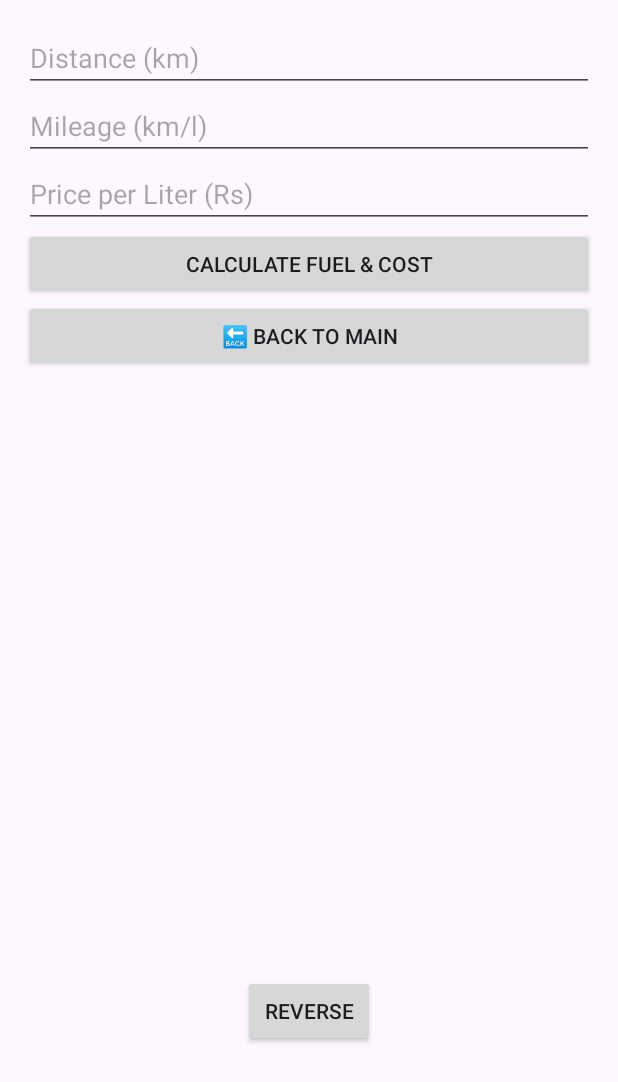
After one commit to Uzair42/petroCalcAi, an Android app: the fragment FuelRequiredFragment placed in its activity, on a phone screen of 412 x 824 dp. The commit adds this screen. Shown: the top 1082 px of the screen. Run offline under Robolectric (Android 15) with nearby library versions, the phone set to English and light mode, and no system bars; libraries missing offline, so code that uses them is left out: android.text.

Commit message:
Add InterChangeable Calcluation

```diff
--- a/app/src/main/AndroidManifest.xml
+++ b/app/src/main/AndroidManifest.xml
@@ -6,9 +6,9 @@
         android:allowBackup="true"
         android:dataExtractionRules="@xml/data_extraction_rules"
         android:fullBackupContent="@xml/backup_rules"
-        android:icon="@mipmap/ic_launcher"
+        android:icon="@drawable/fuel_calc"
         android:label="@string/app_name"
-        android:roundIcon="@mipmap/ic_launcher_round"
+        android:roundIcon="@drawable/fuel_calc"
         android:supportsRtl="true"
         android:theme="@style/Theme.PetrolEfficiency">
         <activity
--- /dev/null
+++ b/app/src/main/java/com/mu42/petrolefficiency/FuelRequiredFragment.kt
@@ -0,0 +1,84 @@
+package com.mu42.petrolefficiency
+
+import android.os.Bundle
+import android.view.LayoutInflater
+import android.view.View
+import android.view.ViewGroup
+import android.widget.Button
+import android.widget.EditText
+import android.widget.LinearLayout
+import android.widget.TextView
+import android.widget.Toast
+import androidx.fragment.app.Fragment
+import  android.text.InputType
+
+// FuelRequiredFragment.kt
+class FuelRequiredFragment : Fragment() {
+    override fun onCreateView(
+        inflater: LayoutInflater,
+        container: ViewGroup?,
+        savedInstanceState: Bundle?
+    ): View {
+        val layout = LinearLayout(requireContext()).apply {
+            orientation = LinearLayout.VERTICAL
+            setPadding(24, 24, 24, 24)
+        }
+
+        val etDistance = EditText(requireContext()).apply {
+            hint = "Distance (km)"
+            inputType = InputType.TYPE_CLASS_NUMBER or InputType.TYPE_NUMBER_FLAG_DECIMAL
+        }
+
+        val etMileage = EditText(requireContext()).apply {
+            hint = "Mileage (km/l)"
+            inputType = InputType.TYPE_CLASS_NUMBER or InputType.TYPE_NUMBER_FLAG_DECIMAL
+        }
+
+        val etPricePerLiter = EditText(requireContext()).apply {
+            hint = "Price per Liter (Rs)"
+            inputType = InputType.TYPE_CLASS_NUMBER or InputType.TYPE_NUMBER_FLAG_DECIMAL
+        }
+
+        val btnCalculate = Button(requireContext()).apply {
+            text = "Calculate Fuel & Cost"
+        }
+
+        val btnBack = Button(requireContext()).apply {
+            text = "🔙 Back to Main"
+        }
+
+        val tvResult = TextView(requireContext()).apply {
+            textSize = 18f
+            setPadding(0, 16, 0, 0)
+        }
+
+        layout.addView(etDistance)
+        layout.addView(etMileage)
+        layout.addView(etPricePerLiter)
+        layout.addView(btnCalculate)
+        layout.addView(btnBack)
+        layout.addView(tvResult)
+
+        btnCalculate.setOnClickListener {
+            val km = etDistance.text.toString().toDoubleOrNull()
+            val mileage = etMileage.text.toString().toDoubleOrNull()
+            val price = etPricePerLiter.text.toString().toDoubleOrNull()
+
+            if (km == null || mileage == null || price == null || mileage == 0.0) {
+                Toast.makeText(requireContext(), "Invalid input", Toast.LENGTH_SHORT).show()
+                return@setOnClickListener
+            }
+
+            val liters = km / mileage
+            val cost = liters * price
+
+            tvResult.text = "⛽ Fuel Required: %.2f L\n💰 Estimated Cost: Rs %.2f".format(liters, cost)
+        }
+
+        btnBack.setOnClickListener {
+            (activity as? MainActivity)?.switchToMainFragment()
+        }
+
+        return layout
+    }
+}
--- a/app/src/main/java/com/mu42/petrolefficiency/MainActivity.kt
+++ b/app/src/main/java/com/mu42/petrolefficiency/MainActivity.kt
@@ -2,21 +2,55 @@ package com.mu42.petrolefficiency
 
 import android.os.Bundle
 import android.preference.PreferenceManager
+import android.widget.Button
 import androidx.activity.enableEdgeToEdge
 import androidx.appcompat.app.AppCompatActivity
 import androidx.appcompat.app.AppCompatDelegate
 import androidx.core.view.ViewCompat
 import androidx.core.view.WindowInsetsCompat
+import com.mu42.petrolefficiency.databinding.ActivityMainBinding
 
 class MainActivity : AppCompatActivity() {
+
+    var isPress=true
+    lateinit var binding: ActivityMainBinding
     override fun onCreate(savedInstanceState: Bundle?) {
+        binding= ActivityMainBinding.inflate(layoutInflater)
         super.onCreate(savedInstanceState)
         AppCompatDelegate.setDefaultNightMode(
             PreferenceManager.getDefaultSharedPreferences(this)
                 .getInt("theme_mode", AppCompatDelegate.MODE_NIGHT_FOLLOW_SYSTEM)
         )
-        setContentView(R.layout.activity_main)
+        setContentView(binding.root)
 
+//        supportFragmentManager.beginTransaction()
+//            .replace(R.id.fragment_container, MainFragment())
+//            .commit()
+binding.reversebtn.setOnClickListener {
+
+    if(isPress)
+    {
+        switchToMainFragment()
+        isPress=false
+    }
+    else
+    {
+        switchToFuelRequiredFragment()
+        isPress=true
+    }
+}
+
+
+    }
+
+    fun switchToFuelRequiredFragment() {
+        supportFragmentManager.beginTransaction()
+            .replace(R.id.fragment_container, FuelRequiredFragment())
+            .addToBackStack(null)
+            .commit()
+    }
+
+    fun switchToMainFragment() {
         supportFragmentManager.beginTransaction()
             .replace(R.id.fragment_container, MainFragment())
             .commit()
--- a/app/src/main/java/com/mu42/petrolefficiency/MainFragment.kt
+++ b/app/src/main/java/com/mu42/petrolefficiency/MainFragment.kt
@@ -32,8 +32,10 @@ class MainFragment : Fragment() {
 
     override fun onViewCreated(view: View, savedInstanceState: Bundle?) {
         loadPreferences()
+
         binding.btnCalculate.setOnClickListener { calculateFuelAndDistance() }
         binding.btnSavePreferences.setOnClickListener { savePreferences() }
+
         binding.btnShowHistory.setOnClickListener { showHistoryChart() }
     }
 
--- a/app/src/main/res/layout/activity_main.xml
+++ b/app/src/main/res/layout/activity_main.xml
@@ -1,4 +1,25 @@
+<RelativeLayout
+    xmlns:android="http://schemas.android.com/apk/res/android"
+    android:layout_width="match_parent"
+    android:layout_height="match_parent"
+
+
+    android:orientation="vertical"
+
+    >
 <FrameLayout xmlns:android="http://schemas.android.com/apk/res/android"
     android:id="@+id/fragment_container"
     android:layout_width="match_parent"
-    android:layout_height="match_parent" />
+    android:layout_height="650dp" />
+
+    <Button
+        android:id="@+id/reversebtn"
+        android:layout_width="wrap_content"
+        android:layout_height="wrap_content"
+        android:text="Reverse"
+        android:layout_below="@id/fragment_container"
+        android:layout_centerHorizontal="true"
+        android:layout_gravity="center"
+        />
+
+</RelativeLayout>
```
Also changed, not shown: app/src/main/res/drawable/fuel_calc.png (added).
